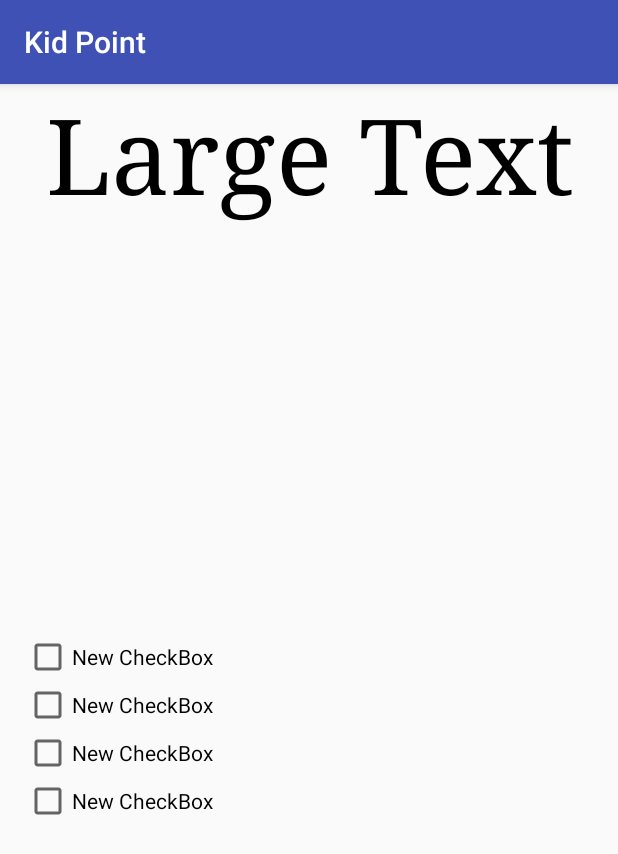
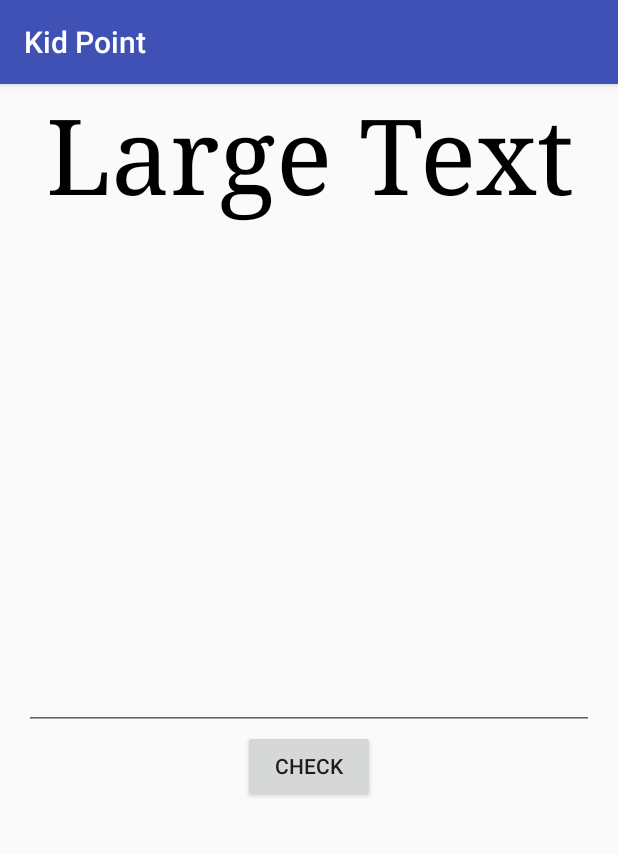
Before and after one commit to jnduli/kidpoint, an Android app: the fragment QuestionFragment shown on its own in the app's theme, on a phone screen of 412 x 824 dp. Shown: the top 854 px of the screen. Run offline under Robolectric (Android 15) with nearby library versions, the phone set to English and light mode, and no system bars.

Commit message:
Add random question generator and sudo to travis

```diff
--- a/app/src/main/AndroidManifest.xml
+++ b/app/src/main/AndroidManifest.xml
@@ -12,14 +12,16 @@
             android:name=".MainActivity"
             android:label="@string/app_name"
             android:theme="@style/AppTheme.NoActionBar" >
+            <intent-filter>
+                <action android:name="android.intent.action.MAIN" />
+                <category android:name="android.intent.category.LAUNCHER" />
+            </intent-filter>
         </activity>
         <activity
             android:name=".Welcome.WelcomeActivity"
             android:theme="@style/AppTheme.NoActionBar" >
             <intent-filter>
                 <action android:name="android.intent.action.MAIN" />
-
-                <category android:name="android.intent.category.LAUNCHER" />
             </intent-filter>
         </activity>
         <activity android:name=".BlankActivity" >
--- a/app/src/main/java/ke/co/darkcode/sensei/lilsizeducation/fragments/MainActivityFragment.java
+++ b/app/src/main/java/ke/co/darkcode/sensei/lilsizeducation/fragments/MainActivityFragment.java
@@ -1,6 +1,8 @@
 package ke.co.darkcode.sensei.lilsizeducation.fragments;
 
 import android.app.Fragment;
+
+import java.util.HashMap;
 
 import ke.co.darkcode.sensei.lilsizeducation.questions.MathQuestion;
 
@@ -11,7 +13,7 @@ public class MainActivityFragment extends Fragment {
 
     public interface MainActivityFragmentContainer{
 
-        public MathQuestion getNextQuestion();
+        public HashMap getNextQuestion();
         public void currentQuestionFinished(boolean correct);
         public void getNextFragment();
     }
--- a/app/src/main/java/ke/co/darkcode/sensei/lilsizeducation/fragments/QuestionFragment.java
+++ b/app/src/main/java/ke/co/darkcode/sensei/lilsizeducation/fragments/QuestionFragment.java
@@ -4,12 +4,18 @@ import android.app.Activity;
 import android.app.Fragment;
 import android.os.Bundle;
 import android.support.annotation.Nullable;
+import android.util.Log;
 import android.view.LayoutInflater;
 import android.view.View;
 import android.view.ViewGroup;
+import android.widget.Button;
 import android.widget.CheckBox;
+import android.widget.EditText;
 import android.widget.ImageView;
+import android.widget.LinearLayout;
 import android.widget.TextView;
+
+import java.util.HashMap;
 
 import ke.co.darkcode.sensei.lilsizeducation.R;
 import ke.co.darkcode.sensei.lilsizeducation.questions.MathQuestion;
@@ -20,16 +26,36 @@ import ke.co.darkcode.sensei.lilsizeducation.questions.MathQuestion;
 public class QuestionFragment extends MainActivityFragment {
 
     private Activity mActivity;
-    MathQuestion mathQuestion;
+    HashMap mathQuestion;
     ImageView imageView;
+
+    private View.OnClickListener answerInputListener(final EditText answerInput, final String answer) {
+        return new View.OnClickListener(){
+
+            @Override
+            public void onClick(View view) {
+                String answerGiven = String.valueOf(answerInput.getText());
+                boolean correct = false;
+                if (answerGiven.trim().equalsIgnoreCase(answer))
+                    correct = true;
+
+                if(correct) imageView.setImageResource(R.drawable.correct);
+                else imageView.setImageResource(R.drawable.wrong);
+                imageView.setVisibility(View.VISIBLE);
+                ((MainActivityFragmentContainer) mActivity).currentQuestionFinished(correct);
+            }
+        };
+    }
 
     private View.OnClickListener checkBoxCheckedListener(){
         return new View.OnClickListener() {
             @Override
             public void onClick(View v) {
                 CheckBox cb = (CheckBox)v;
-                boolean correct = mathQuestion.isCorrect((String) cb.getText());
+                // boolean correct = mathQuestion.isCorrect((String) cb.getText());
                 //imageView.setImageResource(R.drawable.correct);
+                // change this to correct viewing
+                boolean correct = true;
                 if(correct) imageView.setImageResource(R.drawable.correct);
                 else imageView.setImageResource(R.drawable.wrong);
                 imageView.setVisibility(View.VISIBLE);
@@ -45,10 +71,19 @@ public class QuestionFragment extends MainActivityFragment {
         View v= inflater.inflate(R.layout.fragment_question, container, false);
 
         TextView question = (TextView) v.findViewById(R.id.textView);
-        CheckBox checkBox = (CheckBox) v.findViewById(R.id.checkBox);
+        //enable this option
+        LinearLayout answerInputMode = (LinearLayout) v.findViewById(R.id.questionAnswerLinearLayout);
+        answerInputMode.setVisibility(View.VISIBLE);
+
+        LinearLayout checkBoxInputMode = (LinearLayout) v.findViewById(R.id.checkBoxLinearLayout);
+        checkBoxInputMode.setVisibility(View.INVISIBLE);
+
+        EditText answer = (EditText) v.findViewById(R.id.questionAnswerInput);
+        Button checkAnswer = (Button) v.findViewById(R.id.checkAnswerInput);
+/*        CheckBox checkBox = (CheckBox) v.findViewById(R.id.checkBox);
         CheckBox checkBox2 = (CheckBox) v.findViewById(R.id.checkBox2);
         CheckBox checkBox3 = (CheckBox) v.findViewById(R.id.checkBox3);
-        CheckBox checkBox4 = (CheckBox) v.findViewById(R.id.checkBox4);
+        CheckBox checkBox4 = (CheckBox) v.findViewById(R.id.checkBox4);*/
         imageView = (ImageView) v.findViewById(R.id.imageView);
         imageView.setVisibility(View.INVISIBLE);
 
@@ -57,18 +92,23 @@ public class QuestionFragment extends MainActivityFragment {
             MainActivityFragmentContainer questionFragmentContainer = (MainActivityFragmentContainer) mActivity;
             mathQuestion = questionFragmentContainer.getNextQuestion();
 
-            question.setText(mathQuestion.getmQuestion());
+            question.setText(mathQuestion.get("question").toString());
 
-            checkBox.setText(mathQuestion.getmOptions().get(0));
-            checkBox2.setText(mathQuestion.getmOptions().get(1));
-            checkBox3.setText(mathQuestion.getmOptions().get(2));
-            checkBox4.setText(mathQuestion.getmOptions().get(3));
 
-            View.OnClickListener vo = checkBoxCheckedListener();
-            checkBox.setOnClickListener(vo);
-            checkBox2.setOnClickListener(vo);
-            checkBox3.setOnClickListener(vo);
-            checkBox4.setOnClickListener(vo);
+//            String [] choices = (String[]) mathQuestion.get("choices");
+//            Log.e("choices", choices.toString());
+          /*  checkBox.setText(choices[0]);
+            checkBox2.setText(choices[1]);
+            checkBox3.setText(choices[2]);
+            checkBox4.setText(choices[3]);
+*/
+//            View.OnClickListener vo = checkBoxCheckedListener();
+//            checkBox.setOnClickListener(vo);
+//            checkBox2.setOnClickListener(vo);
+//            checkBox3.setOnClickListener(vo);
+//            checkBox4.setOnClickListener(vo);
+            View.OnClickListener buttonClick = answerInputListener(answer, mathQuestion.get("answer").toString());
+            checkAnswer.setOnClickListener(buttonClick);
         }
         return v;
     }
--- a/app/src/main/res/layout/fragment_question.xml
+++ b/app/src/main/res/layout/fragment_question.xml
@@ -14,6 +14,34 @@
     <RelativeLayout
         android:layout_width="match_parent"
         android:layout_height="match_parent">
+
+        <LinearLayout
+            android:orientation="vertical"
+            android:layout_width="match_parent"
+            android:layout_height="match_parent"
+            android:layout_alignParentTop="true"
+            android:layout_alignParentLeft="true"
+            android:layout_alignParentStart="true"
+            android:gravity="center"
+            android:id="@+id/questionAnswerLinearLayout"
+            android:padding="@dimen/activity_horizontal_margin"
+            android:visibility="invisible">
+
+            <EditText
+                android:layout_width="match_parent"
+                android:layout_height="wrap_content"
+                android:id="@+id/questionAnswerInput"
+                android:inputType="number"
+                style="@android:style/TextAppearance.Large"
+                android:layout_gravity="center"/>
+            <Button
+                android:layout_width="wrap_content"
+                android:layout_height="wrap_content"
+                android:id="@+id/checkAnswerInput"
+                android:text="Check"
+                android:layout_gravity="center"/>
+
+        </LinearLayout>
 
         <LinearLayout
             android:orientation="vertical"
```
Also changed, not shown: app/src/main/java/ke/co/darkcode/sensei/lilsizeducation/MainActivity.java (+4 -4 lines), app/src/main/java/ke/co/darkcode/sensei/lilsizeducation/questions/MathQuestionGenerator.java (+5 -8 lines), app/src/main/java/ke/co/darkcode/sensei/lilsizeducation/questions/MathQuestions.kt (+71 -12 lines), 3 other files.
